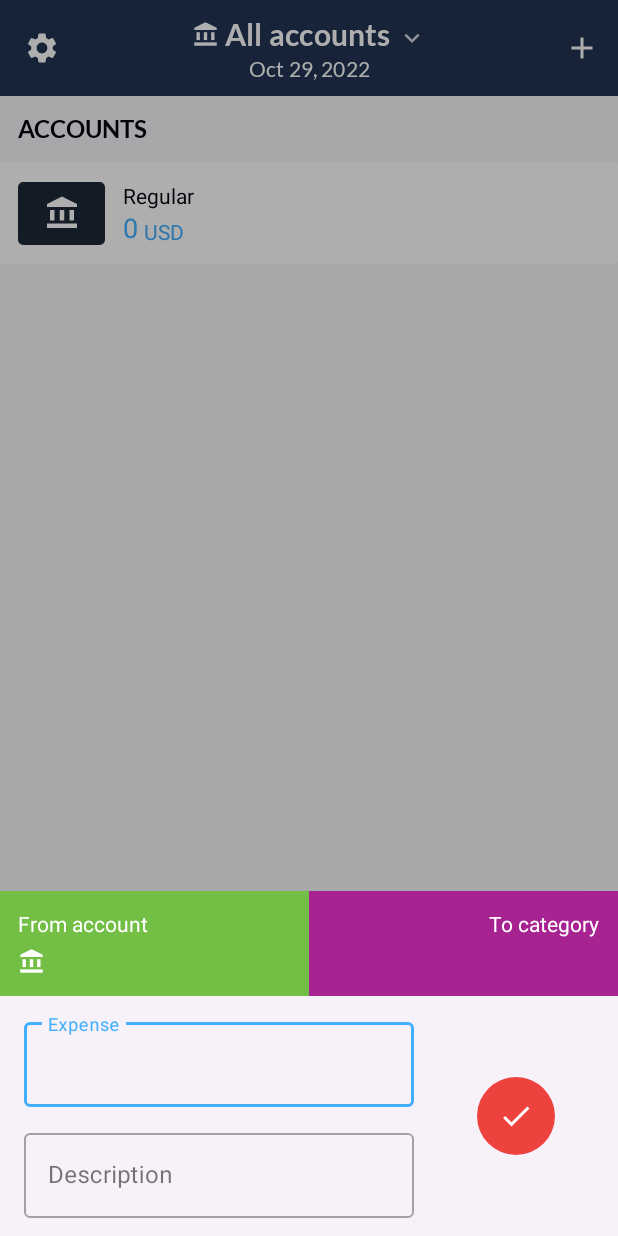
After one commit to jxareas/Xpensor, an Android app: the fragment AddTransactionBottomSheet placed in its activity, on a phone screen of 412 x 824 dp. The commit adds this screen. Run offline under Robolectric (Android 15) with nearby library versions, the phone set to English and light mode, and no system bars; our stand-ins replace Dagger/Hilt's generated code, Room's generated code, navigation-ui.

Commit message:
Add Transaction Bottom Sheet Layouts

```diff
--- a/app/src/main/java/com/jxareas/xpensor/ui/transactions/TransactionsFragment.kt
+++ b/app/src/main/java/com/jxareas/xpensor/ui/transactions/TransactionsFragment.kt
@@ -61,6 +61,7 @@ class TransactionsFragment : Fragment() {
         }
     }
 
+
     private fun navigateToSelectDialogFragment() {
         val direction = TransactionsFragmentDirections
             .actionTransactionsFragmentToDateSelectorDialogFragment()
--- /dev/null
+++ b/app/src/main/java/com/jxareas/xpensor/ui/transactions/actions/add/AddTransactionBottomSheet.kt
@@ -0,0 +1,32 @@
+package com.jxareas.xpensor.ui.transactions.actions.add
+
+import android.os.Bundle
+import android.view.LayoutInflater
+import android.view.View
+import android.view.ViewGroup
+import com.google.android.material.bottomsheet.BottomSheetDialogFragment
+import com.jxareas.xpensor.databinding.BottomSheetAddTransactionBinding
+import dagger.hilt.android.AndroidEntryPoint
+
+@AndroidEntryPoint
+class AddTransactionBottomSheet : BottomSheetDialogFragment() {
+
+    private var _binding: BottomSheetAddTransactionBinding? = null
+    private val binding: BottomSheetAddTransactionBinding
+        get() = _binding!!
+
+    override fun onCreateView(
+        inflater: LayoutInflater,
+        container: ViewGroup?,
+        savedInstanceState: Bundle?,
+    ): View {
+        _binding = BottomSheetAddTransactionBinding.inflate(inflater, container, false)
+        return binding.root
+    }
+
+    override fun onDestroyView() {
+        super.onDestroyView()
+        _binding = null
+    }
+
+}
--- /dev/null
+++ b/app/src/main/res/layout/bottom_sheet_add_transaction.xml
@@ -0,0 +1,163 @@
+<?xml version="1.0" encoding="utf-8"?>
+<androidx.constraintlayout.widget.ConstraintLayout xmlns:android="http://schemas.android.com/apk/res/android"
+    xmlns:app="http://schemas.android.com/apk/res-auto"
+    xmlns:tools="http://schemas.android.com/tools"
+    android:layout_width="match_parent"
+    android:layout_height="wrap_content"
+    android:paddingBottom="12dp"
+    tools:context="com.jxareas.xpensor.ui.transactions.actions.add.AddTransactionBottomSheet">
+
+    <LinearLayout
+        android:id="@+id/from_to_container"
+        android:layout_width="0dp"
+        android:layout_height="70dp"
+        app:layout_constraintEnd_toEndOf="parent"
+        app:layout_constraintStart_toStartOf="parent"
+        app:layout_constraintTop_toTopOf="parent">
+
+        <View
+            android:id="@+id/account_background"
+            android:layout_width="0dp"
+            android:layout_height="match_parent"
+            android:layout_weight="1"
+            android:background="@color/green_yellow" />
+
+        <View
+            android:id="@+id/category_background"
+            android:layout_width="0dp"
+            android:layout_height="match_parent"
+            android:layout_weight="1"
+            android:background="@color/red_purple" />
+
+    </LinearLayout>
+
+    <TextView
+        android:id="@+id/from_account"
+        android:layout_width="wrap_content"
+        android:layout_height="wrap_content"
+        android:layout_marginStart="12dp"
+        android:layout_marginTop="12dp"
+        android:text="@string/from_account"
+        android:textColor="@color/white"
+        android:textSize="14sp"
+        app:layout_constraintStart_toStartOf="parent"
+        app:layout_constraintTop_toTopOf="parent" />
+
+    <ImageView
+        android:id="@+id/account_icon"
+        android:layout_width="18dp"
+        android:layout_height="18dp"
+        android:layout_marginTop="3dp"
+        app:layout_constraintBottom_toBottomOf="@+id/account_name"
+        app:layout_constraintStart_toStartOf="@id/from_account"
+        app:layout_constraintTop_toTopOf="@+id/account_name"
+        app:srcCompat="@drawable/ic_bank" />
+
+    <TextView
+        android:id="@+id/account_name"
+        android:layout_width="150dp"
+        android:layout_height="wrap_content"
+        android:layout_marginStart="6dp"
+        android:ellipsize="start"
+        android:gravity="start"
+        android:singleLine="true"
+        android:textColor="@color/white"
+        android:textSize="20sp"
+        app:layout_constraintStart_toEndOf="@+id/account_icon"
+        app:layout_constraintTop_toBottomOf="@id/from_account"
+        tools:text="Account name" />
+
+    <TextView
+        android:id="@+id/to_category"
+        android:layout_width="wrap_content"
+        android:layout_height="wrap_content"
+        android:layout_marginTop="12dp"
+        android:layout_marginEnd="12dp"
+        android:text="@string/to_category"
+        android:textColor="@color/white"
+        android:textSize="14sp"
+        app:layout_constraintEnd_toEndOf="parent"
+        app:layout_constraintTop_toTopOf="parent" />
+
+    <TextView
+        android:id="@+id/category_name"
+        android:layout_width="150dp"
+        android:layout_height="wrap_content"
+        android:layout_marginEnd="6dp"
+        android:ellipsize="start"
+        android:gravity="end"
+        android:singleLine="true"
+        android:textColor="@color/white"
+        android:textSize="20sp"
+        app:layout_constraintEnd_toStartOf="@id/category_icon"
+        app:layout_constraintTop_toBottomOf="@id/to_category"
+        tools:text="Category name" />
+
+    <ImageView
+        android:id="@+id/category_icon"
+        android:layout_width="18dp"
+        android:layout_height="18dp"
+        android:layout_marginTop="3dp"
+        app:layout_constraintBottom_toBottomOf="@+id/category_name"
+        app:layout_constraintEnd_toEndOf="@id/to_category"
+        app:layout_constraintTop_toTopOf="@+id/category_name"
+        tools:srcCompat="@drawable/ic_bank" />
+
+    <com.google.android.material.textfield.TextInputLayout
+        android:id="@+id/text_input_layout_expense"
+        style="@style/Widget.MaterialComponents.TextInputLayout.OutlinedBox"
+        android:layout_width="260dp"
+        android:layout_height="wrap_content"
+        android:layout_marginStart="16dp"
+        android:layout_marginTop="12dp"
+        android:hint="@string/expense"
+        app:layout_constraintStart_toStartOf="parent"
+        app:layout_constraintTop_toBottomOf="@id/from_to_container">
+
+        <com.google.android.material.textfield.TextInputEditText
+            android:layout_width="match_parent"
+            android:layout_height="wrap_content"
+            android:inputType="number"
+            android:maxLength="12" />
+    </com.google.android.material.textfield.TextInputLayout>
+
+    <com.google.android.material.textfield.TextInputLayout
+        android:id="@+id/text_input_layout_description"
+        style="@style/Widget.MaterialComponents.TextInputLayout.OutlinedBox"
+        android:layout_width="260dp"
+        android:layout_height="wrap_content"
+        android:layout_marginStart="16dp"
+        android:layout_marginTop="12dp"
+        android:hint="@string/description"
+        app:layout_constraintStart_toStartOf="parent"
+        app:layout_constraintTop_toBottomOf="@id/text_input_layout_expense">
+
+        <com.google.android.material.textfield.TextInputEditText
+            android:layout_width="match_parent"
+            android:layout_height="wrap_content"
+            android:inputType="text"
+            android:maxLength="20" />
+    </com.google.android.material.textfield.TextInputLayout>
+
+    <ImageView
+        android:id="@+id/apply_button"
+        android:layout_width="52dp"
+        android:layout_height="52dp"
+        android:layout_margin="16dp"
+        app:layout_constraintBottom_toBottomOf="@+id/text_input_layout_description"
+        app:layout_constraintEnd_toEndOf="parent"
+        app:layout_constraintStart_toEndOf="@+id/text_input_layout_expense"
+        app:layout_constraintTop_toTopOf="@id/text_input_layout_expense"
+        app:srcCompat="@drawable/ic_circle"
+        app:tint="@color/orange_red" />
+
+    <ImageView
+        android:layout_width="wrap_content"
+        android:layout_height="wrap_content"
+        app:layout_constraintBottom_toBottomOf="@id/apply_button"
+        app:layout_constraintEnd_toEndOf="@id/apply_button"
+        app:layout_constraintStart_toStartOf="@id/apply_button"
+        app:layout_constraintTop_toTopOf="@id/apply_button"
+        app:srcCompat="@drawable/ic_apply" />
+
+</androidx.constraintlayout.widget.ConstraintLayout>
--- a/app/src/main/res/navigation/nav_graph.xml
+++ b/app/src/main/res/navigation/nav_graph.xml
@@ -13,6 +13,9 @@
         <action
             android:id="@+id/action_transactionsFragment_to_dateSelectorDialogFragment"
             app:destination="@id/dateSelectorDialogFragment" />
+        <action
+            android:id="@+id/action_transactionsFragment_to_selectCategoryBottomSheet"
+            app:destination="@id/selectCategoryBottomSheet" />
     </fragment>
     <fragment
         android:id="@+id/accountsFragment"
@@ -97,4 +100,36 @@
             android:id="@+id/action_accountActionsBottomSheetFragment_to_editAccountFragment"
             app:destination="@id/editAccountFragment" />
     </dialog>
+    <dialog
+        android:id="@+id/selectCategoryBottomSheet"
+        android:name="com.jxareas.xpensor.ui.transactions.actions.category.SelectCategoryBottomSheet"
+        android:label="bottom_sheet_select_category"
+        tools:layout="@layout/bottom_sheet_select_category" >
+        <action
+            android:id="@+id/action_selectCategoryBottomSheet_to_addTransactionBottomSheet"
+            app:destination="@id/addTransactionBottomSheet" />
+        <argument
+            android:name="selectedAccount"
+            app:argType="com.jxareas.xpensor.domain.model.Account" />
+        <argument
+            android:name="amount"
+            android:defaultValue="0.0"
+            app:argType="float" />
+    </dialog>
+    <dialog
+        android:id="@+id/addTransactionBottomSheet"
+        android:name="com.jxareas.xpensor.ui.transactions.actions.add.AddTransactionBottomSheet"
+        android:label="bottom_sheet_add_transaction"
+        tools:layout="@layout/bottom_sheet_add_transaction" >
+        <argument
+            android:name="selectedAccount"
+            app:argType="com.jxareas.xpensor.domain.model.Account" />
+        <argument
+            android:name="selectedCategory"
+            app:argType="com.jxareas.xpensor.data.local.views.CategoryView" />
+        <argument
+            android:name="amount"
+            android:defaultValue="0.0"
+            app:argType="float" />
+    </dialog>
 </navigation>
--- a/app/src/main/res/values/strings.xml
+++ b/app/src/main/res/values/strings.xml
@@ -56,4 +56,8 @@
     <string name="delete_account_alert_title">Are you sure you want to delete this account?</string>
     <string name="delete_account_alert_message">All transactions from this account will be deleted.</string>
     <string name="cancel">Cancel</string>
+    <string name="expense">Expense</string>
+    <string name="description">Description</string>
+    <string name="to_category">To category</string>
+    <string name="from_account">From account</string>
 </resources>
```
Also changed, not shown: app/src/main/java/com/jxareas/xpensor/ui/transactions/actions/add/AddTransactionViewModel.kt (added, +7 -0 lines), app/src/main/java/com/jxareas/xpensor/ui/transactions/actions/category/SelectCategoryBottomSheet.kt (added, +32 -0 lines), app/src/main/java/com/jxareas/xpensor/ui/transactions/actions/category/SelectCategoryViewModel.kt (added, +7 -0 lines), app/src/main/res/layout/bottom_sheet_select_category.xml (added, +82 -0 lines).
